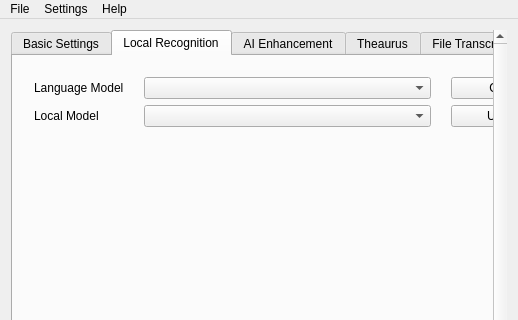
Qt form src/MainWin.ui (Zeuear/IME_Audio) before a commit; both pictures show x 0 to 518 and y 0 to 320 of the 518 by 787 pixel window.
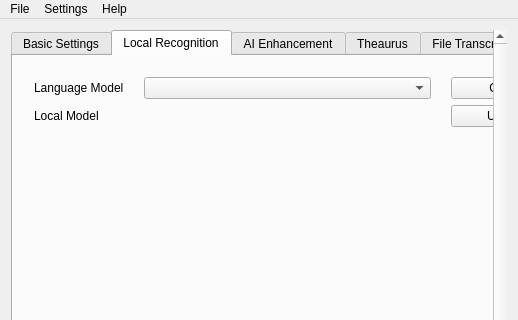
The same form after that commit. Icons and pictures are not drawn. Custom widgets are drawn as their Qt base class.

Patch:
```diff
--- a/src/MainWin.ui
+++ b/src/MainWin.ui
@@ -625,17 +625,14 @@
                 </property>
                </widget>
               </item>
-              <item row="3" column="0">
-               <spacer name="verticalSpacer_5">
+              <item row="2" column="1" colspan="2">
+               <spacer name="local_model_spacer">
                 <property name="orientation">
-                 <enum>Qt::Orientation::Vertical</enum>
-                </property>
-                <property name="sizeType">
-                 <enum>QSizePolicy::Policy::Preferred</enum>
+                 <enum>Qt::Orientation::Horizontal</enum>
                 </property>
                 <property name="sizeHint" stdset="0">
                  <size>
-                  <width>20</width>
+                  <width>40</width>
                   <height>20</height>
                  </size>
                 </property>
@@ -655,19 +652,6 @@
                 </property>
                </widget>
               </item>
-              <item row="2" column="1" colspan="2">
-               <widget class="QComboBox" name="local_model_comb">
-                <property name="sizePolicy">
-                 <sizepolicy hsizetype="Ignored" vsizetype="Fixed">
-                  <horstretch>0</horstretch>
-                  <verstretch>0</verstretch>
-                 </sizepolicy>
-                </property>
-                <property name="sizeAdjustPolicy">
-                 <enum>QComboBox::SizeAdjustPolicy::AdjustToContentsOnFirstShow</enum>
-                </property>
-               </widget>
-              </item>
               <item row="1" column="1" colspan="2">
                <widget class="QComboBox" name="language_comb">
                 <property name="sizePolicy">
@@ -1347,6 +1331,12 @@
    <header>widgets/ShortcutEdit.h</header>
    <container>1</container>
   </customwidget>
+  <customwidget>
+   <class>ModelListWidget</class>
+   <extends>QWidget</extends>
+   <header>widgets/ModelListWidget.h</header>
+   <container>1</container>
+  </customwidget>
   <customwidget>
    <class>GpuBackendWidget</class>
    <extends>QWidget</extends>
```
Left out of the diff: 3 changed lines with no effect on the pictures.
